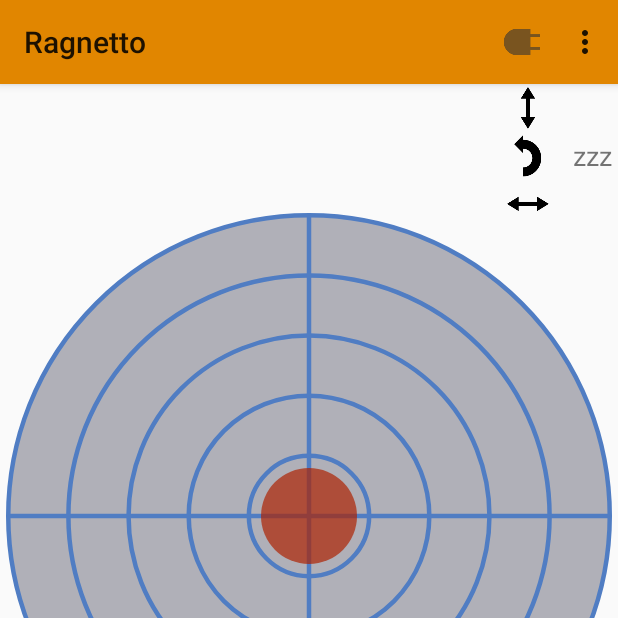
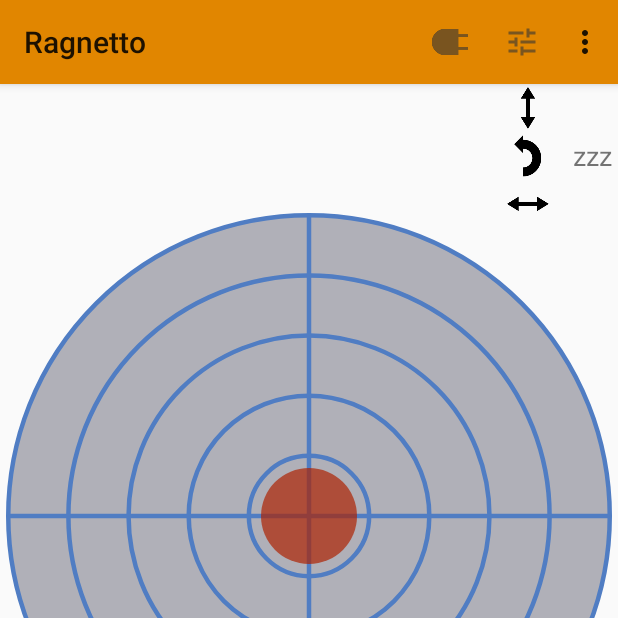
Before and after one commit to cedrocandito/ragnetto-app, an Android app: the screen it shows after launch (RagnettoJoystickActivity), on a phone screen of 412 x 824 dp, the top half of it. Run offline under Robolectric (Android 15) with nearby library versions, the phone set to English and light mode, and no system bars.

Commit message:
Tuning menu.

```diff
--- a/app/src/main/java/it/davideorlandi/ragnetto/RagnettoJoystickActivity.java
+++ b/app/src/main/java/it/davideorlandi/ragnetto/RagnettoJoystickActivity.java
@@ -96,6 +96,7 @@ public class RagnettoJoystickActivity extends AppCompatActivity
 
     public void onMenuClickSettings(MenuItem item)
     {
+        Log.d(TAG, "Settings menu clicked");
         Intent intent = new Intent(this, RagnettoSettingsActivity.class);
         startActivity(intent);
     }
@@ -104,6 +105,12 @@ public class RagnettoJoystickActivity extends AppCompatActivity
     {
         Log.d(TAG, "Sensor menu clicked - toggling sensor status");
         toggleSensor();
+    }
+
+    public void onMenuClickTuning(MenuItem item)
+    {
+        Log.d(TAG, "Tuning menu clicked");
+        // ???????? TODO
     }
 
     /**
@@ -118,6 +125,7 @@ public class RagnettoJoystickActivity extends AppCompatActivity
             updateSensorMenuItemStatus();
         }
     }
+
 
     /**
      * Stop listening to sensor and update its icon.
@@ -195,7 +203,7 @@ public class RagnettoJoystickActivity extends AppCompatActivity
                     BluetoothSerial bts = new BluetoothSerial(this);
                     bts.antani();
 
-                    //??????
+                    //?????? TODO
                     //updateConnectedStatus(true);
                 }
             }
@@ -204,7 +212,7 @@ public class RagnettoJoystickActivity extends AppCompatActivity
 
     public void onMenuClickDisconnect(MenuItem item)
     {
-        //??????????
+        //?????????? TODO
         //updateConnectedStatus(false);
     }
 
@@ -227,7 +235,7 @@ public class RagnettoJoystickActivity extends AppCompatActivity
 
     private void updateConnectedStatus(boolean connected)
     {
+        //??????????????? TODO
         menu.findItem(R.id.mi_connect).setVisible(!connected);
-        menu.findItem(R.id.mi_disconnect).setVisible(connected);
     }
 }
--- /dev/null
+++ b/app/src/main/res/drawable-anydpi/ic_tuning.xml
@@ -0,0 +1,11 @@
+<vector xmlns:android="http://schemas.android.com/apk/res/android"
+    android:width="24dp"
+    android:height="24dp"
+    android:alpha="0.6"
+    android:tint="#333333"
+    android:viewportWidth="24"
+    android:viewportHeight="24">
+  <path
+      android:fillColor="@android:color/white"
+      android:pathData="M3,17v2h6v-2L3,17zM3,5v2h10L13,5L3,5zM13,21v-2h8v-2h-8v-2h-2v6h2zM7,9v2L3,11v2h4v2h2L9,9L7,9zM21,13v-2L11,11v2h10zM15,9h2L17,7h4L21,5h-4L17,3h-2v6z" />
+</vector>
--- a/app/src/main/res/menu/menu_joystick.xml
+++ b/app/src/main/res/menu/menu_joystick.xml
@@ -8,17 +8,16 @@
         android:title="@string/connect"
         app:showAsAction="ifRoom" />
     <item
-        android:id="@+id/mi_disconnect"
-        android:icon="@drawable/ic_disconnect"
-        android:onClick="onMenuClickDisconnect"
-        android:title="@string/disconnect"
-        android:visible="false"
-        app:showAsAction="ifRoom" />
-    <item
         android:id="@+id/mi_sensor"
         android:icon="@drawable/ic_sensor"
         android:onClick="onMenuClickSensor"
         android:title="@string/sensor"
+        app:showAsAction="ifRoom" />
+    <item
+        android:id="@+id/mi_tuning"
+        android:icon="@drawable/ic_tuning"
+        android:onClick="onMenuClickTuning"
+        android:title="@string/tuning"
         app:showAsAction="ifRoom" />
     <item
         android:id="@+id/mi_settings"
--- a/app/src/main/res/values/strings.xml
+++ b/app/src/main/res/values/strings.xml
@@ -1,18 +1,24 @@
 <resources>
+    <!-- Preference -->
+    <string name="setting_invert_rotation_sidestep">Swap turn controls</string>
+    <string name="setting_invert_summary_off">Main joystick left-right controls rotation; secondary joystick controls sidestep.</string>
+    <string name="setting_invert_summary_on">Main joystick left-right controls sidestep; secondary joystick controls rotation.</string>
+
+    <!-- main -->
     <string name="app_name">Ragnetto</string>
+    <string name="title_activity_ragnetto_settings">Settings</string>
+
+    <!-- menu -->
     <string name="connect">Connect</string>
     <string name="disconnect">Disconnect</string>
-    <string name="title_activity_ragnetto_settings">Settings</string>
-    <string name="settings">Settings</string>
+    <string name="sensor">Gesture control</string>
+    <string name="tuning">Configure robot</string>
+    <string name="settings">App settings</string>
+
+    <!-- other -->
     <string name="bt_not_available_title">Bluetooth LE not available</string>
     <string name="bt_not_available_text">Bluetooth LE is not available on this device.</string>
     <string name="bt_not_available_ok">Damn!</string>
 
-    <!-- Preference -->
-    <string name="setting_invert_rotation_sidestep">Invert rotation and sidestep controls</string>
-    <string name="setting_invert_summary_off">Main joystick left-right controls rotation; secondary joystick controls sidestep.</string>
-    <string name="setting_invert_summary_on">Main joystick left-right controls sidestep; secondary joystick controls rotation.</string>
-    <string name="sensor">Control joystick with motion</string>
-
 
 </resources>
```
Also changed, not shown: app/src/main/res/drawable-hdpi/ic_tuning.png (added), app/src/main/res/drawable-mdpi/ic_tuning.png (added), app/src/main/res/drawable-xhdpi/ic_tuning.png (added), app/src/main/res/drawable-xxhdpi/ic_tuning.png (added).
